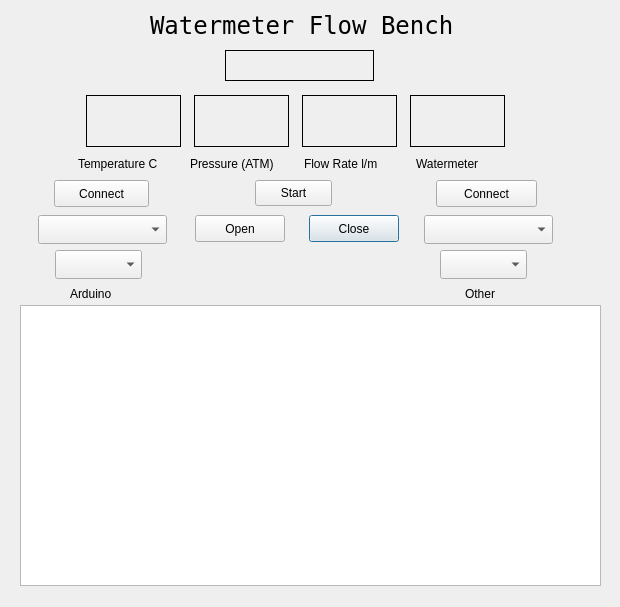
Before: the Qt Designer form flowbench-pc-qt5/flowbench-main.ui in ksarkies/Watermeter-TestBench, drawn with Qt 5.
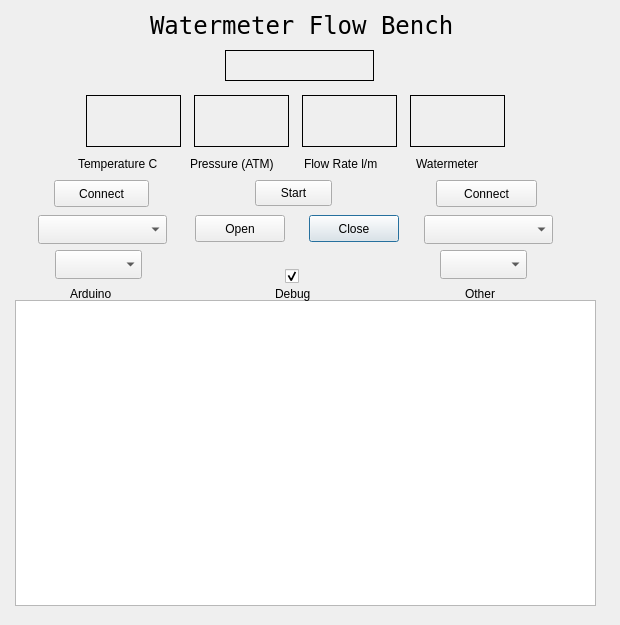
After: the same form once the commit is applied.

Commit message: Add debug checkbox to turn off terminal display

Patch:
```diff
--- a/flowbench-pc-qt5/flowbench-main.ui
+++ b/flowbench-pc-qt5/flowbench-main.ui
@@ -7,7 +7,7 @@
     <x>0</x>
     <y>0</y>
     <width>620</width>
-    <height>607</height>
+    <height>625</height>
    </rect>
   </property>
   <property name="windowTitle">
@@ -366,13 +366,42 @@
   <widget class="QListWidget" name="displayListWidget">
    <property name="geometry">
     <rect>
-     <x>20</x>
-     <y>305</y>
+     <x>15</x>
+     <y>300</y>
      <width>581</width>
-     <height>281</height>
+     <height>306</height>
     </rect>
    </property>
   </widget>
+  <widget class="QCheckBox" name="debugCheckBox">
+   <property name="geometry">
+    <rect>
+     <x>285</x>
+     <y>265</y>
+     <width>21</width>
+     <height>22</height>
+    </rect>
+   </property>
+   <property name="text">
+    <string/>
+   </property>
+   <property name="checked">
+    <bool>true</bool>
+   </property>
+  </widget>
+  <widget class="QLabel" name="connect2Label_2">
+   <property name="geometry">
+    <rect>
+     <x>275</x>
+     <y>285</y>
+     <width>47</width>
+     <height>17</height>
+    </rect>
+   </property>
+   <property name="text">
+    <string>Debug</string>
+   </property>
+  </widget>
  </widget>
  <resources/>
  <connections/>
```
The commit also changes 1 other file.
